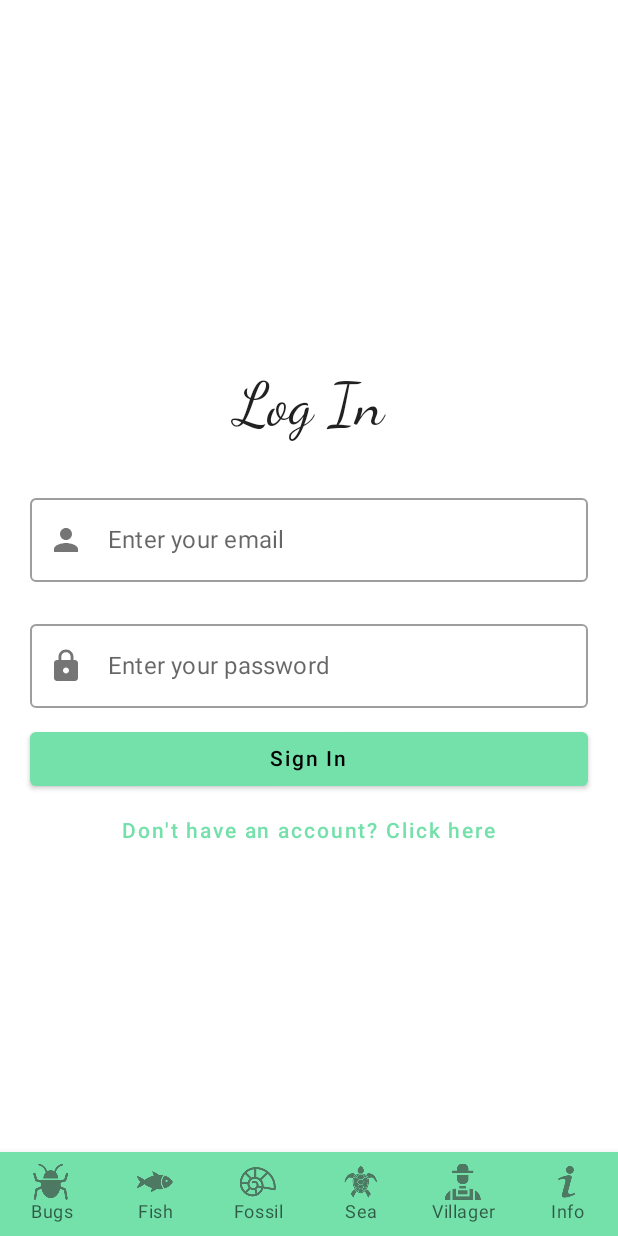
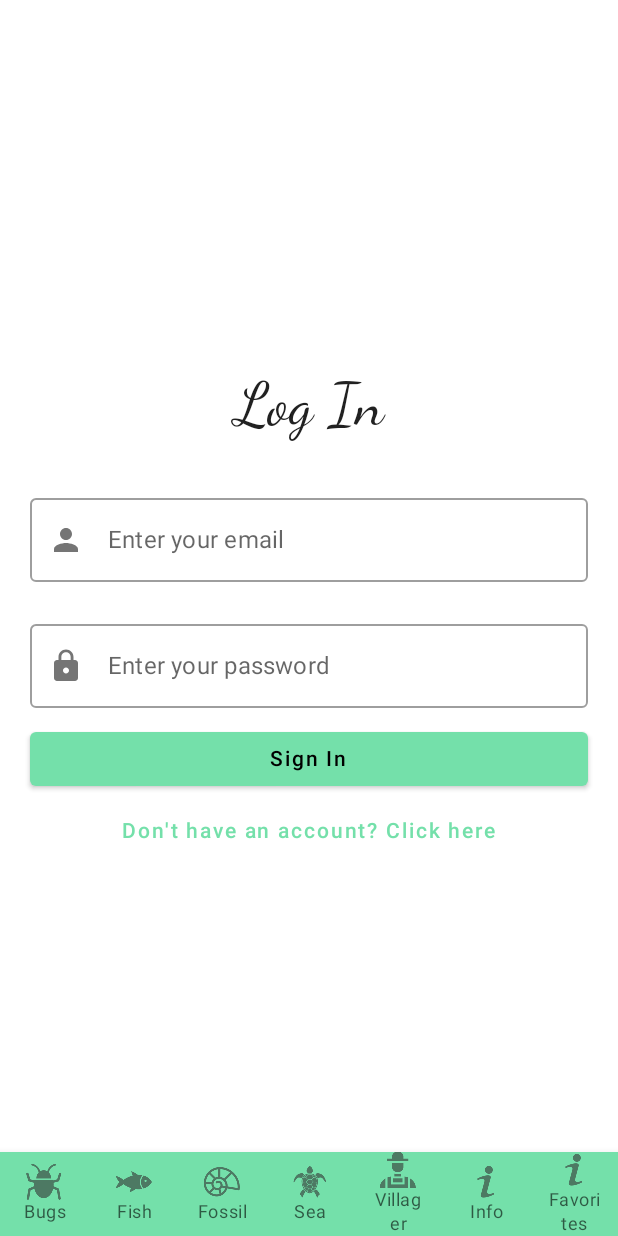
Before and after one commit to lufilipovic/AnimalCrossing-AndroidApp, an Android app built with Jetpack Compose: the screen it shows after launch (MainActivity), on a phone screen of 412 x 824 dp. Run offline under Robolectric (Android 15) with nearby library versions, the phone set to English and light mode, and no system bars; our stand-ins replace Firebase (no records; nobody signed in at launch, a user with empty details on screens opened directly).

Commit message:
create favorites screen

```diff
--- a/app/src/main/java/com/example/animal_crossing/ui/customComposables/BottomBar.kt
+++ b/app/src/main/java/com/example/animal_crossing/ui/customComposables/BottomBar.kt
@@ -38,7 +38,8 @@ fun BottomBar(modifier: Modifier = Modifier, navController: NavController) {
         NavDrawerItem.FossilsScreen,
         NavDrawerItem.SeaCreaturesScreen,
         NavDrawerItem.VillagersScreen,
-        NavDrawerItem.GameDetailScreen
+        NavDrawerItem.GameDetailScreen,
+        NavDrawerItem.FavoritesScreen
     )
 
     BottomNavigation(
--- a/app/src/main/java/com/example/animal_crossing/ui/navigation/Screen.kt
+++ b/app/src/main/java/com/example/animal_crossing/ui/navigation/Screen.kt
@@ -66,6 +66,10 @@ fun Navigation(navController: NavHostController, context: Context) {
         composable(NavDrawerItem.RegisterScreen.route){
             RegisterUI(onSuccessfulLogin = { /*TODO*/ }, navigationController = navController)
         }
+
+        composable(NavDrawerItem.FavoritesScreen.route){
+            Favorites(sharedPreferences = sharedPreferences)
+        }
     }
 } // Navigation
 sealed class NavDrawerItem(val route: String, var icon: Int, var title: String){
@@ -82,4 +86,5 @@ sealed class NavDrawerItem(val route: String, var icon: Int, var title: String){
     object LoginScreen: NavDrawerItem("login_screen", icon = R.drawable.ic_home, title = "Login")
     object RegisterScreen: NavDrawerItem("register_screen", icon = R.drawable.ic_home, title = "Register")
     object GameDetailScreen: NavDrawerItem("game_detail_screen", icon = R.drawable.info, title = "Info")
+    object FavoritesScreen: NavDrawerItem("favorites_screen", icon = R.drawable.info, title = "Favorites")
 }
```
Also changed, not shown: app/src/main/java/com/example/animal_crossing/ui/screens/Favorites.kt (+34 -1 lines).
